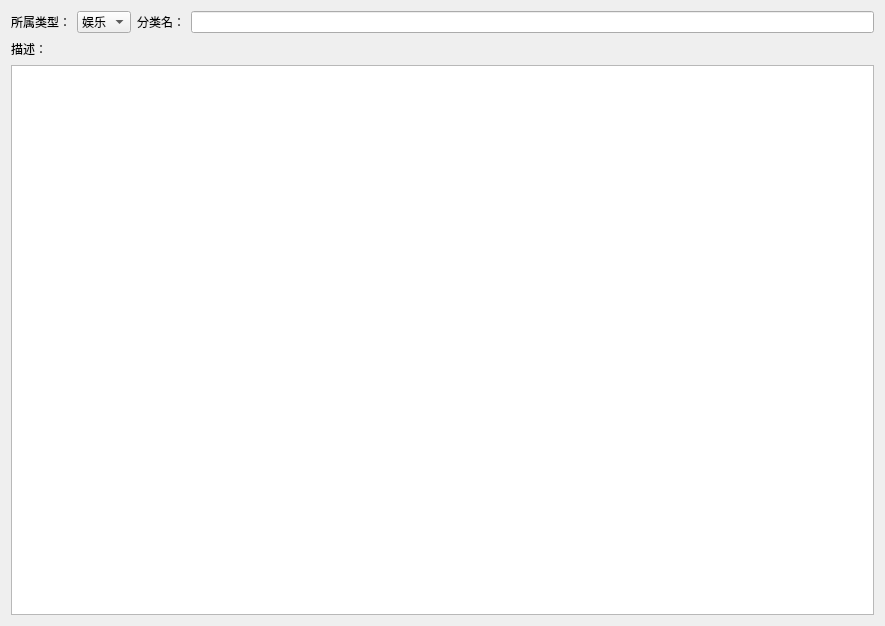
Before: the Qt Designer form netmanager/addnetgroup.ui in zhangjiacheng1991/netmanager, drawn with Qt 5.
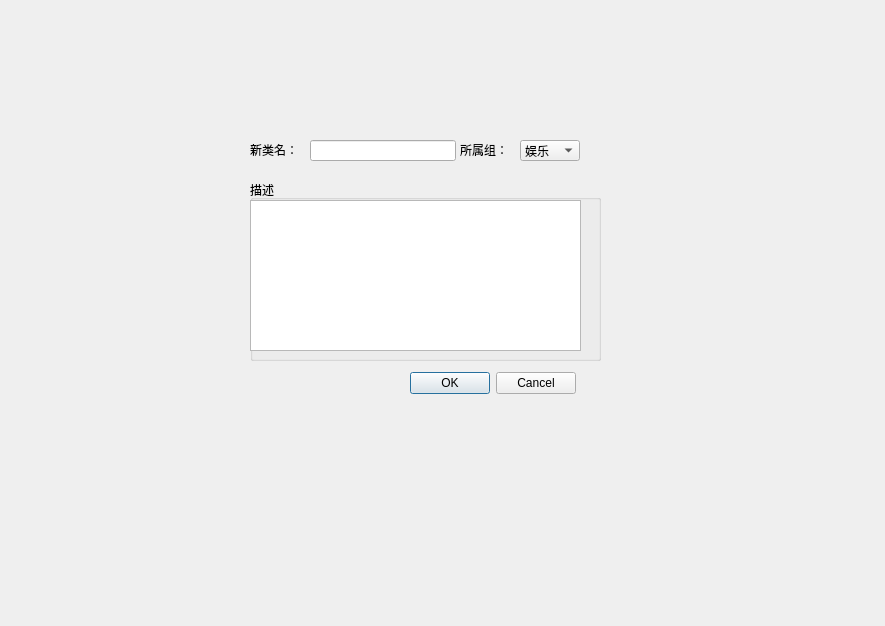
After: the same form once the commit is applied.

Diff of the .ui file:
```diff
--- a/netmanager/addnetgroup.ui
+++ b/netmanager/addnetgroup.ui
@@ -19,18 +19,64 @@
   <property name="windowTitle">
    <string>Form</string>
   </property>
-  <layout class="QGridLayout" name="gridLayout">
-   <item row="0" column="0">
-    <layout class="QHBoxLayout" name="horizontalLayout">
-     <item>
+  <widget class="QGroupBox" name="groupBox">
+   <property name="geometry">
+    <rect>
+     <x>250</x>
+     <y>180</y>
+     <width>351</width>
+     <height>181</height>
+    </rect>
+   </property>
+   <property name="title">
+    <string>描述</string>
+   </property>
+   <widget class="QTextEdit" name="textEdit">
+    <property name="geometry">
+     <rect>
+      <x>0</x>
+      <y>20</y>
+      <width>331</width>
+      <height>151</height>
+     </rect>
+    </property>
+   </widget>
+  </widget>
+  <widget class="QDialogButtonBox" name="buttonBox">
+   <property name="geometry">
+    <rect>
+     <x>400</x>
+     <y>370</y>
+     <width>176</width>
+     <height>27</height>
+    </rect>
+   </property>
+   <property name="standardButtons">
+    <set>QDialogButtonBox::Cancel|QDialogButtonBox::Ok</set>
+   </property>
+  </widget>
       <widget class="QLabel" name="label">
+   <property name="geometry">
+    <rect>
+     <x>460</x>
+     <y>140</y>
+     <width>75</width>
+     <height>20</height>
+    </rect>
+   </property>
        <property name="text">
-        <string>所属类型：</string>
-       </property>
-      </widget>
-     </item>
-     <item>
+    <string>所属组：</string>
+   </property>
+  </widget>
       <widget class="QComboBox" name="comboBox">
+   <property name="geometry">
+    <rect>
+     <x>520</x>
+     <y>140</y>
+     <width>60</width>
+     <height>21</height>
+    </rect>
+   </property>
        <item>
         <property name="text">
          <string>娱乐</string>
@@ -42,54 +88,29 @@
         </property>
        </item>
       </widget>
-     </item>
-     <item>
       <widget class="QLabel" name="label_2">
-       <property name="text">
-        <string>分类名：</string>
-       </property>
-      </widget>
-     </item>
-     <item>
-      <widget class="QLineEdit" name="lineEdit_name"/>
-     </item>
-    </layout>
-   </item>
-   <item row="1" column="0">
-    <layout class="QHBoxLayout" name="horizontalLayout_2">
-     <item>
-      <widget class="QLabel" name="label_3">
-       <property name="text">
-        <string>描述：</string>
-       </property>
-      </widget>
-     </item>
-     <item>
-      <spacer name="horizontalSpacer">
-       <property name="orientation">
-        <enum>Qt::Horizontal</enum>
-       </property>
-       <property name="sizeHint" stdset="0">
-        <size>
-         <width>238</width>
+   <property name="geometry">
+    <rect>
+     <x>250</x>
+     <y>140</y>
+     <width>71</width>
          <height>20</height>
-        </size>
-       </property>
-      </spacer>
-     </item>
-    </layout>
-   </item>
-   <item row="2" column="0">
-    <widget class="QListView" name="listView">
-     <property name="sizePolicy">
-      <sizepolicy hsizetype="Expanding" vsizetype="Expanding">
-       <horstretch>0</horstretch>
-       <verstretch>0</verstretch>
-      </sizepolicy>
-     </property>
-    </widget>
-   </item>
-  </layout>
+    </rect>
+   </property>
+   <property name="text">
+    <string>新类名：</string>
+   </property>
+  </widget>
+  <widget class="QLineEdit" name="lineEdit_name">
+   <property name="geometry">
+    <rect>
+     <x>310</x>
+     <y>140</y>
+     <width>146</width>
+     <height>21</height>
+    </rect>
+   </property>
+  </widget>
  </widget>
  <resources/>
  <connections/>
```
Left out of the diff: 5 changed lines with no effect on the pictures. Lines whose indentation alone changed are shown as unchanged.
